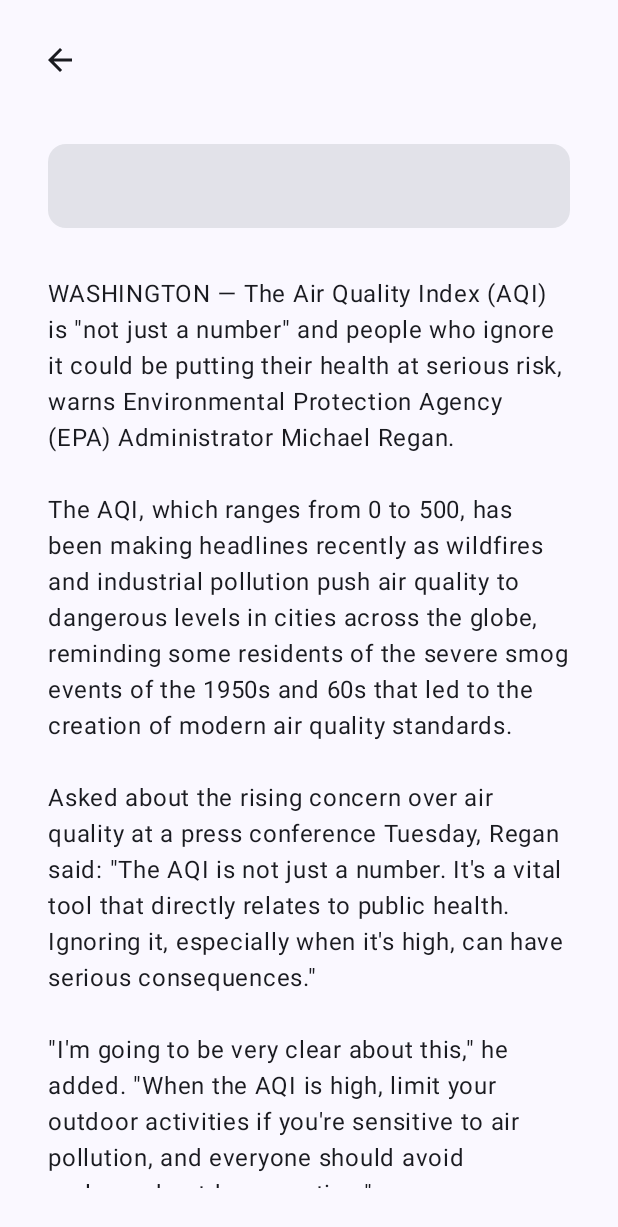
After one commit to ahmadzakiakmal/EnviroLink, an Android app built with Jetpack Compose: the composable ArticleDetailScreen called with empty values, on a phone screen of 412 x 824 dp. The commit adds this screen. Shown: the top 1227 px of the screen. Run offline under Robolectric (Android 15) with nearby library versions, the phone set to English and light mode, and no system bars; Roboto replaces fonts that are not available here.

Commit message:
add article screen

```diff
--- /dev/null
+++ b/app/src/main/java/com/example/envirolink/ui/pages/ArticleDetailScreen.kt
@@ -0,0 +1,87 @@
+package com.example.envirolink.ui.pages
+
+import androidx.compose.foundation.layout.*
+import androidx.compose.foundation.rememberScrollState
+import androidx.compose.foundation.verticalScroll
+import androidx.compose.material.icons.Icons
+import androidx.compose.material.icons.automirrored.filled.ArrowBack
+import androidx.compose.material3.Card
+import androidx.compose.material3.Icon
+import androidx.compose.material3.IconButton
+import androidx.compose.material3.Text
+import androidx.compose.runtime.Composable
+import androidx.compose.ui.Alignment
+import androidx.compose.ui.Modifier
+import androidx.compose.ui.text.font.FontWeight
+import androidx.compose.ui.text.style.TextAlign
+import androidx.compose.ui.unit.dp
+import androidx.compose.ui.unit.sp
+import com.example.envirolink.ui.theme.EnviroLinkTheme
+
+@Composable
+fun ArticleDetailScreen(articleId: String, navigateBack: () -> Unit = {}) {
+    EnviroLinkTheme {
+        Column(
+            modifier = Modifier
+                .fillMaxSize()
+                .padding(16.dp)
+        ) {
+            // Back Button and Profile Image Row
+            Row(
+                modifier = Modifier
+                    .fillMaxWidth()
+                    .padding(bottom = 16.dp),
+                verticalAlignment = Alignment.CenterVertically,
+                horizontalArrangement = Arrangement.SpaceBetween
+            ) {
+                IconButton(onClick = navigateBack) {
+                    Icon(
+                        imageVector = Icons.AutoMirrored.Filled.ArrowBack,
+                        contentDescription = "Back"
+                    )
+                }
+            }
+
+            // Article Title
+            Card (
+                modifier = Modifier
+                    .fillMaxWidth()
+                    .padding(16.dp),
+            )
+            {
+                Text(
+                    text = articleId,
+                    fontSize = 24.sp,
+                    fontWeight = FontWeight.Bold,
+                    modifier = Modifier
+                        .fillMaxWidth()
+                        .padding(vertical = 16.dp),
+                    textAlign = TextAlign.Center
+                )
+            }
+
+            // Scrollable Article Body
+            Column(
+                modifier = Modifier
+                    .fillMaxSize()
+                    .padding(16.dp)
+                    .verticalScroll(rememberScrollState())
+            ) {
+                Text(
+                    text = """
+                    WASHINGTON — The Air Quality Index (AQI) is "not just a number" and people who ignore it could be putting their health at serious risk, warns Environmental Protection Agency (EPA) Administrator Michael Regan.
+
+                    The AQI, which ranges from 0 to 500, has been making headlines recently as wildfires and industrial pollution push air quality to dangerous levels in cities across the globe, reminding some residents of the severe smog events of the 1950s and 60s that led to the creation of modern air quality standards.
+
+                    Asked about the rising concern over air quality at a press conference Tuesday, Regan said: "The AQI is not just a number. It's a vital tool that directly relates to public health. Ignoring it, especially when it's high, can have serious consequences."
+
+                    "I'm going to be very clear about this," he added. "When the AQI is high, limit your outdoor activities if you're sensitive to air pollution, and everyone should avoid prolonged outdoor exertion."
+                """.trimIndent(),
+                    fontSize = 16.sp,
+                    lineHeight = 24.sp
+
+                )
+            }
+        }
+    }
+}
```
Also changed, not shown: app/src/main/java/com/example/envirolink/MainActivity.kt (+9 -0 lines), app/src/main/java/com/example/envirolink/components/WeatherArticle.kt (+6 -1 lines), app/src/main/java/com/example/envirolink/ui/pages/WeatherTipsScreen.kt (+9 -9 lines).
